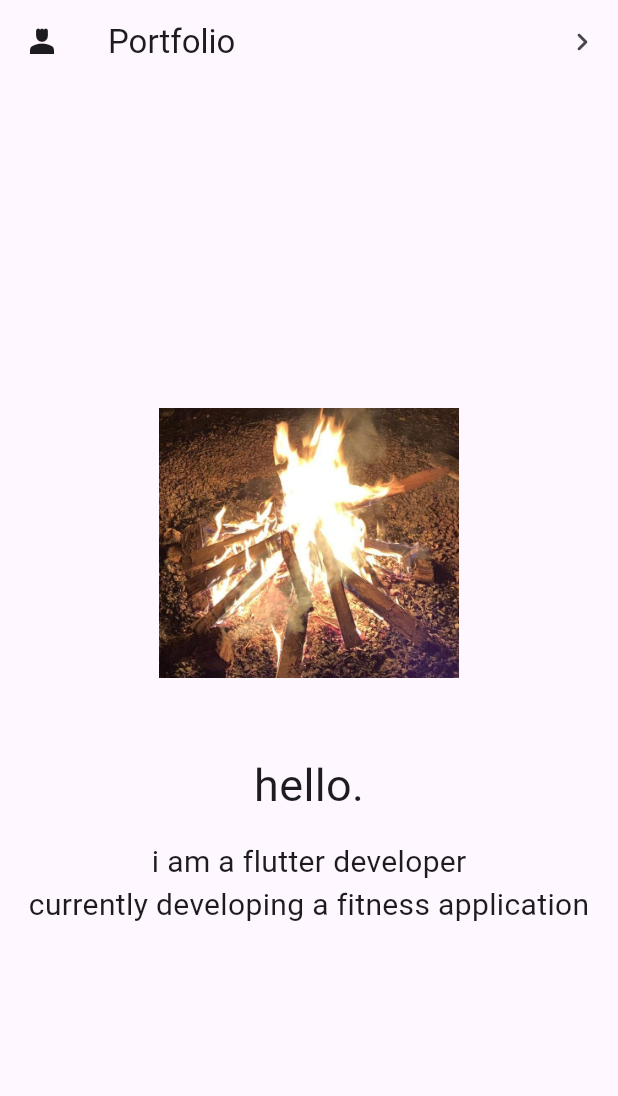
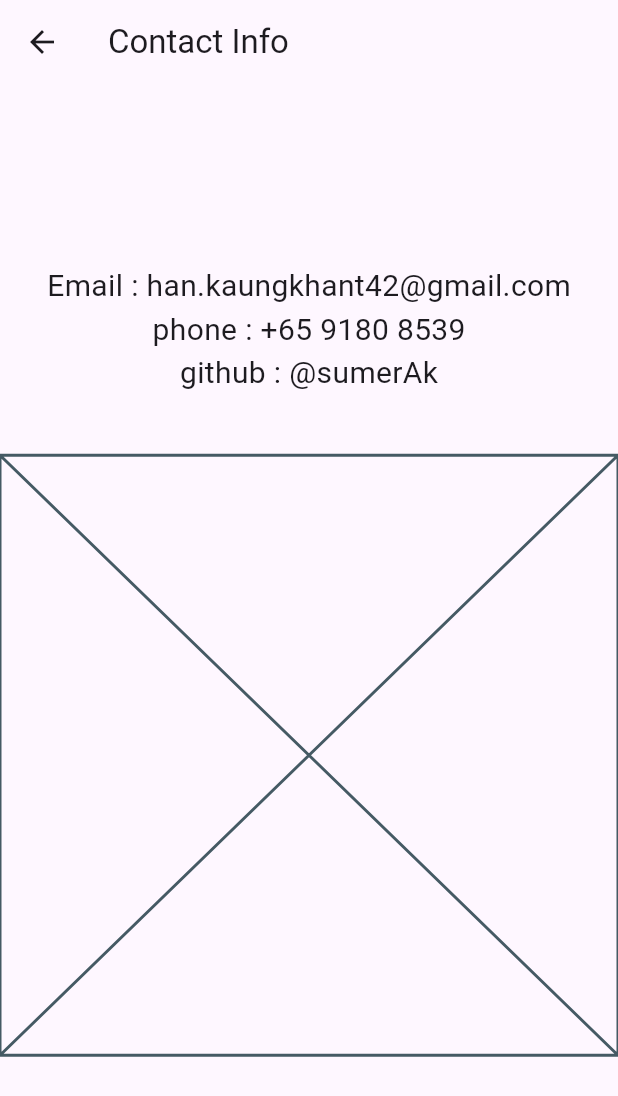
Before and after one commit to Palant-ir/project1-portfolio, a Flutter app: the screen it shows after launch, after a tap on the "navigate next" icon, on a phone screen of 412 x 824 dp. Shown: the top 1096 px of the screen. Run offline on Flutter 3.47's test engine with Material 3 defaults, Android fonts, the phone set to English and light mode, and no system bars.

Commit message:
implemented contact page

```diff
--- a/lib/main.dart
+++ b/lib/main.dart
@@ -32,7 +32,10 @@ class MyPortfolioApp extends StatelessWidget {
           IconButton(
             tooltip: 'contact details',
             onPressed: () {
-              //TODO implement navigation to next page
+              Navigator.push(context,
+                  MaterialPageRoute(builder: (BuildContext context) {
+                return const ContactPage();
+              }));
             },
             icon: const Icon(Icons.navigate_next_rounded),
           ),
@@ -71,3 +74,38 @@ class MyPortfolioApp extends StatelessWidget {
     );
   }
 }
+
+class ContactPage extends StatelessWidget {
+  const ContactPage({super.key});
+  final TextStyle textStyle = const TextStyle(fontSize: 20.0);
+  @override
+  Widget build(BuildContext context) {
+    return Scaffold(
+      appBar: AppBar(
+        title: const Text('Contact Info'),
+      ),
+      body: Center(
+        child: Column(
+          crossAxisAlignment: CrossAxisAlignment.center,
+          mainAxisSize: MainAxisSize.min,
+          children: [
+            Text(
+              'Email : han.kaungkhant42@gmail.com',
+              style: textStyle,
+            ),
+            Text(
+              'phone : +65 9180 8539',
+              style: textStyle,
+            ),
+            Text(
+              'github : @sumerAk',
+              style: textStyle,
+            ),
+            const SizedBox(height: 40),
+            const Placeholder(),
+          ],
+        ),
+      ),
+    );
+  }
+}
```
